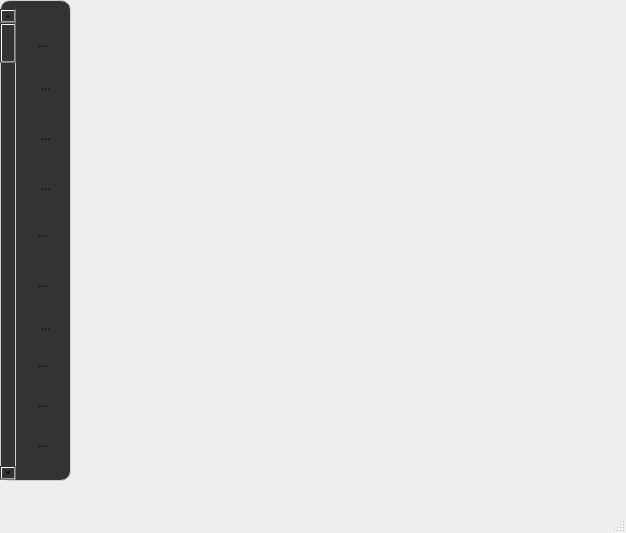
This is mainwindow.ui in AntLafI/proj-IHM as Qt 5 draws it before an edit. The edited form follows.
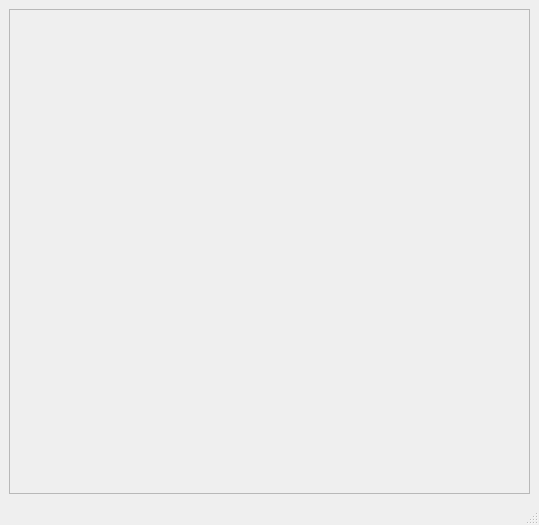
This is the edited form. Icons and pictures are not drawn.

What changed in the file:
```diff
--- a/mainwindow.ui
+++ b/mainwindow.ui
@@ -6,346 +6,37 @@
    <rect>
     <x>0</x>
     <y>0</y>
-    <width>626</width>
-    <height>533</height>
+    <width>539</width>
+    <height>525</height>
    </rect>
   </property>
   <property name="windowTitle">
    <string>MainWindow</string>
   </property>
   <widget class="QWidget" name="centralwidget">
-   <widget class="QWidget" name="widget" native="true">
-    <property name="geometry">
-     <rect>
-      <x>0</x>
-      <y>0</y>
-      <width>71</width>
-      <height>481</height>
-     </rect>
-    </property>
-    <property name="autoFillBackground">
-     <bool>false</bool>
-    </property>
-    <property name="styleSheet">
-     <string notr="true">background-color: #313335;
-
-
-border-radius: 10px;
-border: 1px solid #d0d0d0;
-
-
-
-</string>
-    </property>
-    <widget class="QToolButton" name="toolButton_2">
-     <property name="geometry">
-      <rect>
-       <x>30</x>
-       <y>70</y>
-       <width>31</width>
-       <height>31</height>
-      </rect>
-     </property>
-     <property name="styleSheet">
-      <string notr="true">QToolButton {
-    border: none;
-    background: transparent;
-    padding: 4px;
-}</string>
-     </property>
-     <property name="text">
-      <string>...</string>
-     </property>
-     <property name="icon">
-      <iconset resource="icons.qrc">
-       <normaloff>:/new/icons/images/gomme.png</normaloff>:/new/icons/images/gomme.png</iconset>
-     </property>
-     <property name="iconSize">
-      <size>
-       <width>30</width>
-       <height>30</height>
-      </size>
-     </property>
-    </widget>
-    <widget class="QToolButton" name="toolButton">
-     <property name="geometry">
-      <rect>
-       <x>30</x>
-       <y>120</y>
-       <width>31</width>
-       <height>31</height>
-      </rect>
-     </property>
-     <property name="styleSheet">
-      <string notr="true">QToolButton {
-    border: none;
-    background: transparent;
-    padding: 4px;
-}</string>
-     </property>
-     <property name="text">
-      <string>...</string>
-     </property>
-     <property name="icon">
-      <iconset resource="icons.qrc">
-       <normaloff>:/new/icons/images/1266212.svg</normaloff>:/new/icons/images/1266212.svg</iconset>
-     </property>
-     <property name="iconSize">
-      <size>
-       <width>16</width>
-       <height>30</height>
-      </size>
-     </property>
-    </widget>
-    <widget class="QToolButton" name="toolButton_3">
-     <property name="geometry">
-      <rect>
-       <x>30</x>
-       <y>310</y>
-       <width>31</width>
-       <height>31</height>
-      </rect>
-     </property>
-     <property name="styleSheet">
-      <string notr="true">QToolButton {
-    border: none;
-    background: transparent;
-    padding: 4px;
-}
-</string>
-     </property>
-     <property name="text">
-      <string>...</string>
-     </property>
-     <property name="icon">
-      <iconset resource="icons.qrc">
-       <normaloff>:/new/icons/images/palette.png</normaloff>:/new/icons/images/palette.png</iconset>
-     </property>
-    </widget>
-    <widget class="QToolButton" name="toolButton_4">
-     <property name="geometry">
-      <rect>
-       <x>30</x>
-       <y>170</y>
-       <width>31</width>
-       <height>31</height>
-      </rect>
-     </property>
-     <property name="styleSheet">
-      <string notr="true">QToolButton {
-    border: none;
-    background: transparent;
-    padding: 4px;
-}</string>
-     </property>
-     <property name="text">
-      <string>...</string>
-     </property>
-     <property name="icon">
-      <iconset resource="icons.qrc">
-       <normaloff>:/new/icons/images/calque.png</normaloff>:/new/icons/images/calque.png</iconset>
-     </property>
-     <property name="iconSize">
-      <size>
-       <width>30</width>
-       <height>30</height>
-      </size>
-     </property>
-    </widget>
-    <widget class="QToolButton" name="toolButton_5">
-     <property name="geometry">
-      <rect>
-       <x>30</x>
-       <y>220</y>
-       <width>26</width>
-       <height>25</height>
-      </rect>
-     </property>
-     <property name="styleSheet">
-      <string notr="true">QToolButton {
-    border: none;
-    background: transparent;
-    padding: 4px;
-}</string>
-     </property>
-     <property name="text">
-      <string>...</string>
-     </property>
-     <property name="icon">
-      <iconset resource="icons.qrc">
-       <normaloff>:/new/icons/images/carre.png</normaloff>:/new/icons/images/carre.png</iconset>
-     </property>
-     <property name="iconSize">
-      <size>
-       <width>30</width>
-       <height>30</height>
-      </size>
-     </property>
-    </widget>
-    <widget class="QScrollBar" name="verticalScrollBar">
-     <property name="geometry">
-      <rect>
-       <x>0</x>
-       <y>9</y>
-       <width>16</width>
-       <height>471</height>
-      </rect>
-     </property>
-     <property name="orientation">
-      <enum>Qt::Orientation::Vertical</enum>
-     </property>
-    </widget>
-    <widget class="QToolButton" name="toolButton_6">
-     <property name="geometry">
-      <rect>
-       <x>30</x>
-       <y>270</y>
-       <width>26</width>
-       <height>25</height>
-      </rect>
-     </property>
-     <property name="styleSheet">
-      <string notr="true">QToolButton {
-    border: none;
-    background: transparent;
-    padding: 4px;
-}</string>
-     </property>
-     <property name="text">
-      <string>...</string>
-     </property>
-     <property name="icon">
-      <iconset resource="icons.qrc">
-       <normaloff>:/new/icons/images/circle.png</normaloff>:/new/icons/images/circle.png</iconset>
-     </property>
-     <property name="iconSize">
-      <size>
-       <width>33</width>
-       <height>30</height>
-      </size>
-     </property>
-    </widget>
-    <widget class="QToolButton" name="toolButton_7">
-     <property name="geometry">
-      <rect>
-       <x>30</x>
-       <y>30</y>
-       <width>26</width>
-       <height>25</height>
-      </rect>
-     </property>
-     <property name="styleSheet">
-      <string notr="true">QToolButton {
-    border: none;
-    background: transparent;
-    padding: 4px;
-}</string>
-     </property>
-     <property name="text">
-      <string>...</string>
-     </property>
-     <property name="icon">
-      <iconset resource="icons.qrc">
-       <normaloff>:/new/icons/images/selector_tool.png</normaloff>:/new/icons/images/selector_tool.png</iconset>
-     </property>
-     <property name="iconSize">
-      <size>
-       <width>30</width>
-       <height>30</height>
-      </size>
-     </property>
-    </widget>
-    <widget class="QToolButton" name="toolButton_8">
-     <property name="geometry">
-      <rect>
-       <x>30</x>
-       <y>430</y>
-       <width>26</width>
-       <height>25</height>
-      </rect>
-     </property>
-     <property name="styleSheet">
-      <string notr="true">QToolButton {
-    border: none;
-    background: transparent;
-    padding: 4px;
-}</string>
-     </property>
-     <property name="text">
-      <string>...</string>
-     </property>
-     <property name="icon">
-      <iconset resource="icons.qrc">
-       <normaloff>:/new/icons/images/zoom_tool.png</normaloff>:/new/icons/images/zoom_tool.png</iconset>
-     </property>
-     <property name="iconSize">
-      <size>
-       <width>30</width>
-       <height>30</height>
-      </size>
-     </property>
-    </widget>
-    <widget class="QToolButton" name="toolButton_9">
-     <property name="geometry">
-      <rect>
-       <x>30</x>
-       <y>390</y>
-       <width>26</width>
-       <height>25</height>
-      </rect>
-     </property>
-     <property name="styleSheet">
-      <string notr="true">QToolButton {
-    border: none;
-    background: transparent;
-    padding: 4px;
-}</string>
-     </property>
-     <property name="text">
-      <string>...</string>
-     </property>
-     <property name="icon">
-      <iconset resource="icons.qrc">
-       <normaloff>:/new/icons/images/unzoom.png</normaloff>:/new/icons/images/unzoom.png</iconset>
-     </property>
-     <property name="iconSize">
-      <size>
-       <width>30</width>
-       <height>30</height>
-      </size>
-     </property>
-    </widget>
-    <widget class="QToolButton" name="toolButton_10">
-     <property name="geometry">
-      <rect>
-       <x>30</x>
-       <y>350</y>
-       <width>26</width>
-       <height>25</height>
-      </rect>
-     </property>
-     <property name="styleSheet">
-      <string notr="true">QToolButton {
-    border: none;
-    background: transparent;
-    padding: 4px;
-}</string>
-     </property>
-     <property name="text">
-      <string>...</string>
-     </property>
-     <property name="icon">
-      <iconset resource="icons.qrc">
-       <normaloff>:/new/icons/images/tletter.png</normaloff>:/new/icons/images/tletter.png</iconset>
-     </property>
-     <property name="iconSize">
-      <size>
-       <width>30</width>
-       <height>30</height>
-      </size>
-     </property>
-    </widget>
-   </widget>
+   <layout class="QVBoxLayout" name="verticalLayout_9">
+    <item>
+     <layout class="QVBoxLayout" name="verticalLayout_10">
+      <item>
+       <widget class="QScrollArea" name="scrollArea">
+        <property name="widgetResizable">
+         <bool>true</bool>
+        </property>
+        <widget class="QWidget" name="scrollAreaWidgetContents_8">
+         <property name="geometry">
+          <rect>
+           <x>0</x>
+           <y>0</y>
+           <width>517</width>
+           <height>457</height>
+          </rect>
+         </property>
+        </widget>
+       </widget>
+      </item>
+     </layout>
+    </item>
+   </layout>
   </widget>
   <widget class="QMenuBar" name="menubar">
    <property name="geometry">
```
Left out of the diff: 6 changed lines with no effect on the pictures.
